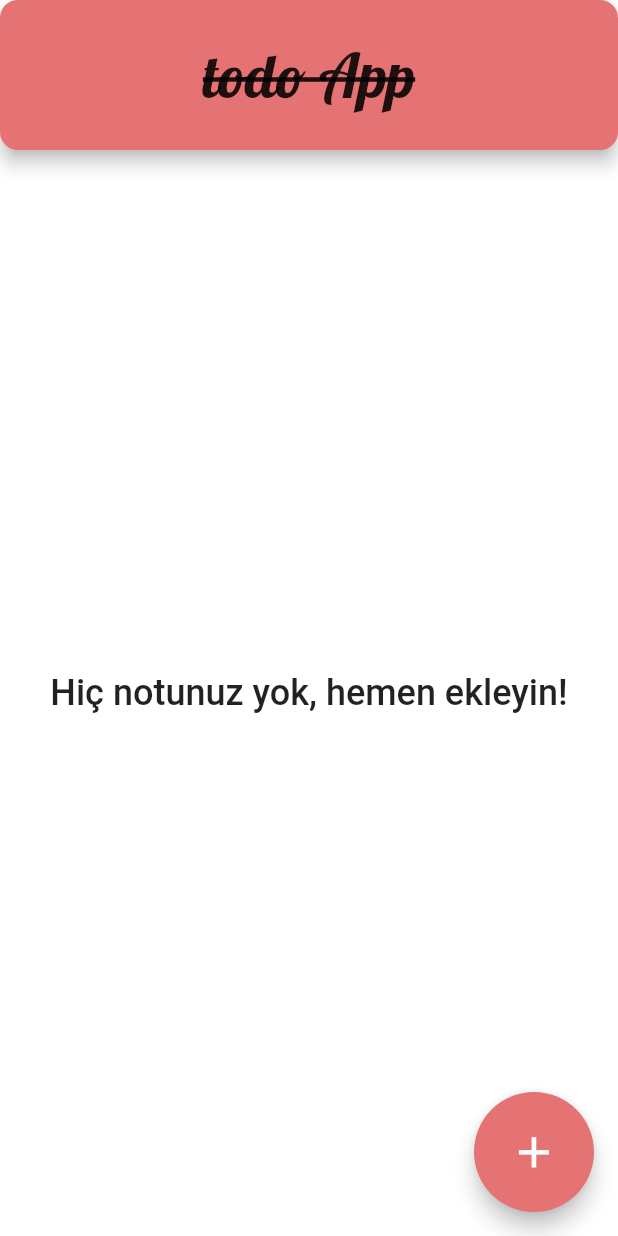
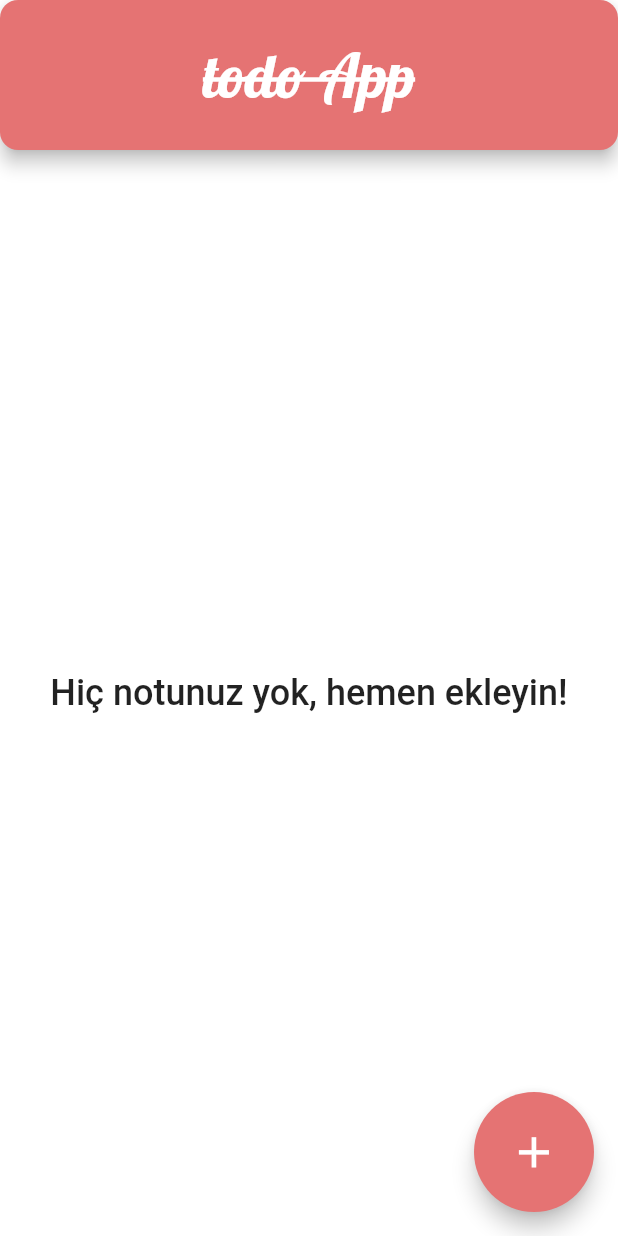
Before and after one commit to tamerardal/ToDoApp--Flutter, a Flutter app: the screen it shows after launch, on a phone screen of 412 x 824 dp. Run offline on Flutter 3.47's test engine with Material 2 defaults, Android fonts, the phone set to English and light mode, and no system bars; our stand-ins replace flutter_datetime_picker, google_fonts, sqflite; accounts and stored records are empty.

Commit message:
ikon değiştirildi

```diff
--- a/lib/pages/task_pages.dart
+++ b/lib/pages/task_pages.dart
@@ -30,6 +30,7 @@ class _TasksPageState extends State<TasksPage> {
     fontSize: 40,
     decoration: TextDecoration.lineThrough,
     decorationThickness: 1.5,
+    color: Colors.white,
   );
   final defaulStyle = GoogleFonts.architectsDaughter(
     fontSize: 24,
--- a/pubspec.yaml
+++ b/pubspec.yaml
@@ -32,7 +32,7 @@ dependencies:
   flutter_launcher_icons: ^0.9.1
 
 flutter_icons:
-  image_path: "icon/icon.png"
+  image_path: "icon/icons.png"
   android: true
   ios: true
 
```
Also changed, not shown: icon/icon.png (deleted), icon/icons.png (added), 20 other files.
